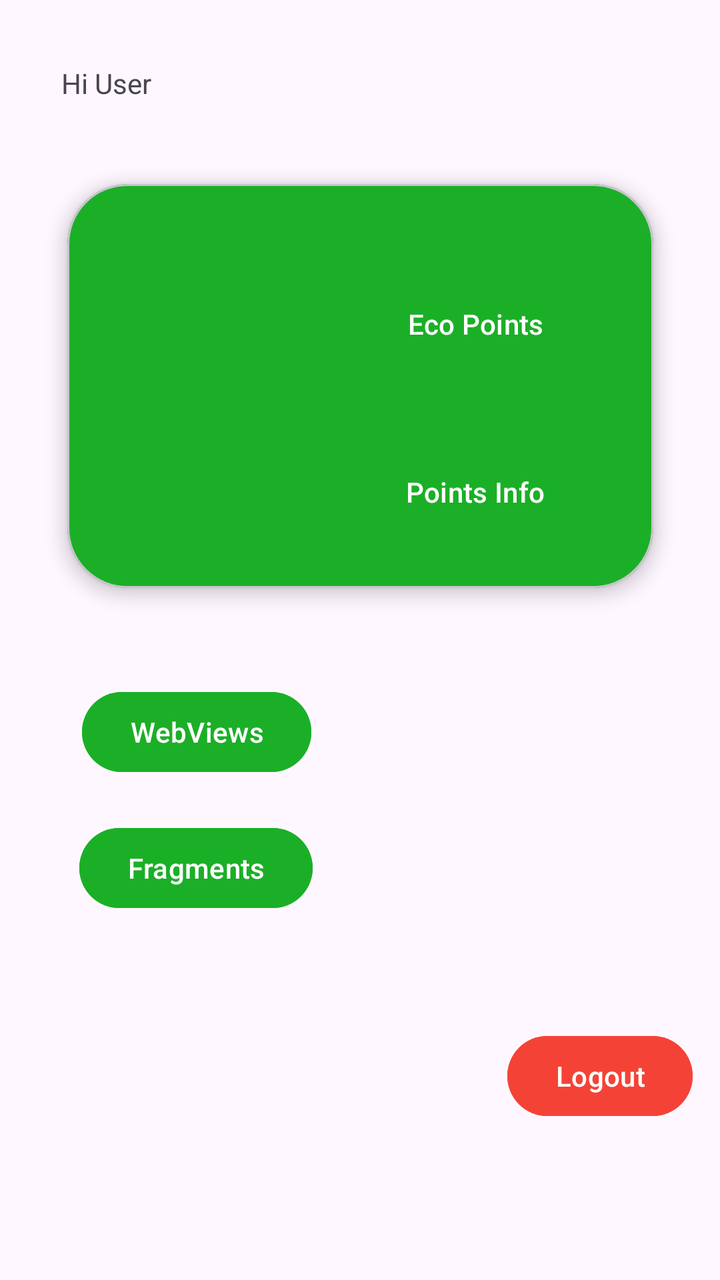
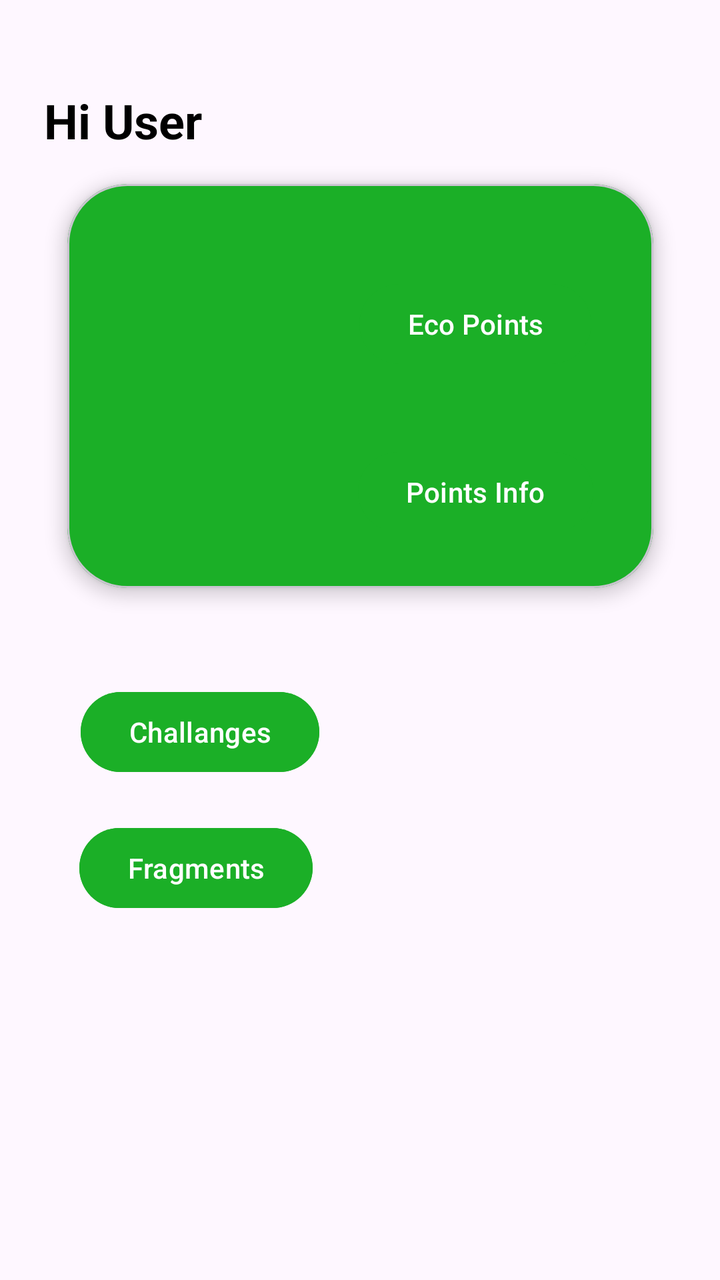

Compare the two renders of this Android layout. The source of the first and the diff that turns it into the second are given below.
<!-- AndroidManifest.xml: application theme Theme.Athia_24TIC -->
<!-- res/layout/fragment_home.xml -->
<?xml version="1.0" encoding="utf-8"?>
<androidx.constraintlayout.widget.ConstraintLayout xmlns:android="http://schemas.android.com/apk/res/android"
    xmlns:tools="http://schemas.android.com/tools"
    android:layout_width="match_parent"
    android:layout_height="match_parent"
    xmlns:app="http://schemas.android.com/apk/res-auto"
    tools:context=".Home.HomeFragment">









    <TextView
        android:id="@+id/txtNama"
        android:layout_width="wrap_content"
        android:layout_height="wrap_content"
        android:layout_marginTop="32dp"
        android:text="Hi User"
        app:layout_constraintEnd_toEndOf="parent"
        app:layout_constraintHorizontal_bias="0.097"
        app:layout_constraintStart_toStartOf="parent"
        app:layout_constraintTop_toTopOf="parent" />

    <com.google.android.material.card.MaterialCardView
        android:id="@+id/materialCardView"
        android:layout_width="293dp"
        android:layout_height="202dp"
        android:layout_marginTop="92dp"
        android:backgroundTint="#1BAF27"
        app:cardCornerRadius="30dp"
        app:cardElevation="5dp"
        app:layout_constraintEnd_toEndOf="parent"
        app:layout_constraintStart_toStartOf="parent"
        app:layout_constraintTop_toTopOf="parent">


        <androidx.constraintlayout.widget.ConstraintLayout
            android:layout_width="match_parent"
            android:layout_height="match_parent"
            android:layout_margin="30dp">

            <Button
                android:id="@+id/btnAlertDialog"
                android:layout_width="wrap_content"
                android:layout_height="wrap_content"
                android:layout_marginTop="36dp"
                android:backgroundTint="#1BAF27"
                android:text="Points Info"
                android:textColor="@color/white"
                app:layout_constraintEnd_toEndOf="parent"
                app:layout_constraintHorizontal_bias="1.0"
                app:layout_constraintStart_toStartOf="parent"
                app:layout_constraintTop_toBottomOf="@+id/btnSnackBar" />

            <Button
                android:id="@+id/btnSnackBar"
                android:layout_width="wrap_content"
                android:layout_height="wrap_content"
                android:layout_marginTop="16dp"
                android:backgroundTint="#1BAF27"
                android:text="Eco Points"
                android:textColor="@color/white"
                app:layout_constraintEnd_toEndOf="parent"
                app:layout_constraintHorizontal_bias="0.991"
                app:layout_constraintStart_toStartOf="parent"
                app:layout_constraintTop_toTopOf="parent" />

        </androidx.constraintlayout.widget.ConstraintLayout>

    </com.google.android.material.card.MaterialCardView>

    <Button
        android:id="@+id/btnToLima"
        android:layout_width="wrap_content"
        android:layout_height="wrap_content"
        android:layout_marginTop="48dp"
        android:backgroundTint="#1BAF27"
        android:text="WebViews"
        app:layout_constraintEnd_toEndOf="parent"
        app:layout_constraintHorizontal_bias="0.167"
        app:layout_constraintStart_toStartOf="parent"
        app:layout_constraintTop_toBottomOf="@+id/materialCardView"
        tools:ignore="MissingConstraints" />

    <Button
        android:id="@+id/btnLogout"
        android:layout_width="wrap_content"
        android:layout_height="wrap_content"
        android:layout_marginTop="56dp"
        android:backgroundTint="#F44336"
        android:text="Logout"
        app:layout_constraintEnd_toEndOf="parent"
        app:layout_constraintHorizontal_bias="0.949"
        app:layout_constraintStart_toStartOf="parent"
        app:layout_constraintTop_toBottomOf="@+id/btnToEnam" />

    <Button
        android:id="@+id/btnToEnam"
        android:layout_width="wrap_content"
        android:layout_height="wrap_content"
        android:layout_marginTop="20dp"
        android:backgroundTint="#1BAF27"
        android:text="Fragments"
        app:layout_constraintEnd_toEndOf="parent"
        app:layout_constraintHorizontal_bias="0.163"
        app:layout_constraintStart_toStartOf="parent"
        app:layout_constraintTop_toBottomOf="@+id/btnToLima" />

</androidx.constraintlayout.widget.ConstraintLayout>
<!-- resources referenced by this layout -->
<resources>
  <color name="white">#FFFFFFFF</color>
  <style name="Theme.Athia_24TIC" parent="Base.Theme.Athia_24TIC" />
  <style name="Base.Theme.Athia_24TIC" parent="Theme.Material3.DayNight.NoActionBar">
          
          
      </style>
</resources>

<!-- the commit's change to res/layout/fragment_home.xml (unified diff, before → after) -->
@@ -6,22 +6,17 @@
     xmlns:app="http://schemas.android.com/apk/res-auto"
     tools:context=".Home.HomeFragment">
 
-
-
-
-
-
-
-
-
     <TextView
-        android:id="@+id/txtNama"
+        android:id="@+id/tvHiUser"
         android:layout_width="wrap_content"
         android:layout_height="wrap_content"
-        android:layout_marginTop="32dp"
+        android:layout_marginTop="44dp"
         android:text="Hi User"
+        android:textColor="@android:color/black"
+        android:textSize="24sp"
+        android:textStyle="bold"
         app:layout_constraintEnd_toEndOf="parent"
-        app:layout_constraintHorizontal_bias="0.097"
+        app:layout_constraintHorizontal_bias="0.078"
         app:layout_constraintStart_toStartOf="parent"
         app:layout_constraintTop_toTopOf="parent" />
 
@@ -36,7 +31,6 @@
         app:layout_constraintEnd_toEndOf="parent"
         app:layout_constraintStart_toStartOf="parent"
         app:layout_constraintTop_toTopOf="parent">
-
 
         <androidx.constraintlayout.widget.ConstraintLayout
             android:layout_width="match_parent"
@@ -79,24 +73,11 @@
         android:layout_height="wrap_content"
         android:layout_marginTop="48dp"
         android:backgroundTint="#1BAF27"
-        android:text="WebViews"
+        android:text="Challanges"
         app:layout_constraintEnd_toEndOf="parent"
         app:layout_constraintHorizontal_bias="0.167"
         app:layout_constraintStart_toStartOf="parent"
-        app:layout_constraintTop_toBottomOf="@+id/materialCardView"
-        tools:ignore="MissingConstraints" />
-
-    <Button
-        android:id="@+id/btnLogout"
-        android:layout_width="wrap_content"
-        android:layout_height="wrap_content"
-        android:layout_marginTop="56dp"
-        android:backgroundTint="#F44336"
-        android:text="Logout"
-        app:layout_constraintEnd_toEndOf="parent"
-        app:layout_constraintHorizontal_bias="0.949"
-        app:layout_constraintStart_toStartOf="parent"
-        app:layout_constraintTop_toBottomOf="@+id/btnToEnam" />
+        app:layout_constraintTop_toBottomOf="@+id/materialCardView" />
 
     <Button
         android:id="@+id/btnToEnam"
